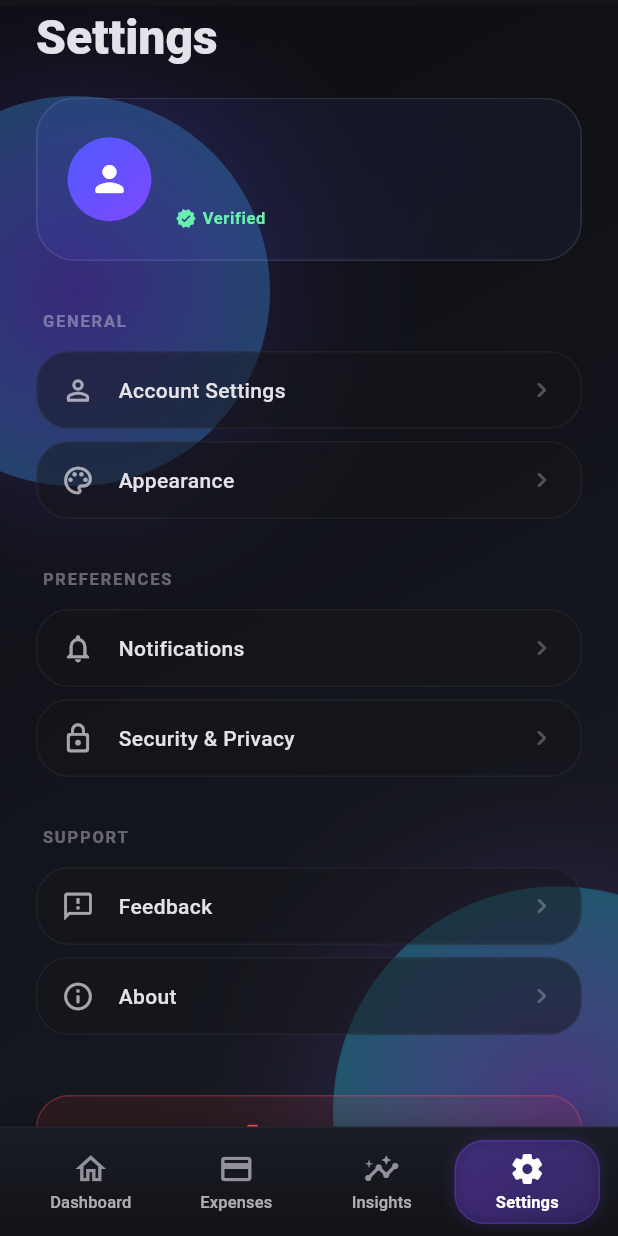
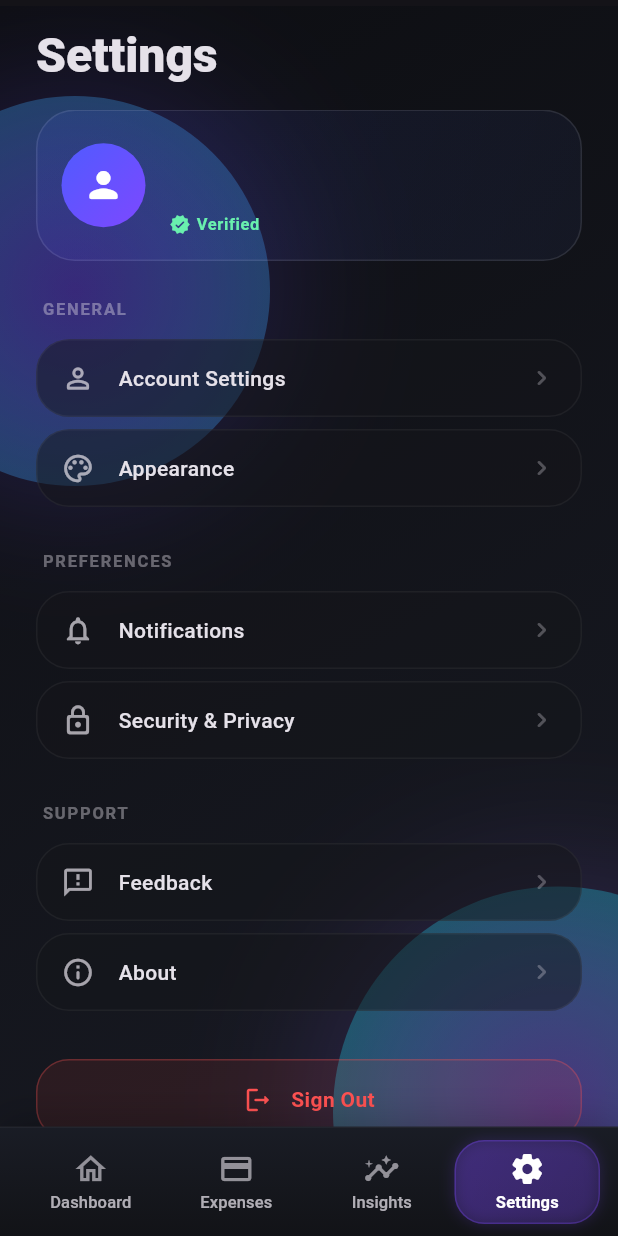
Before and after one commit to korotinmain/finoro, a Flutter app: the SettingsTab screen opened by its route, on a phone screen of 412 x 824 dp. Run offline on Flutter 3.47's test engine with Material 3 defaults, Android fonts, the phone set to English and light mode, and no system bars; our stand-ins replace cloud_firestore, firebase_auth, firebase_core, flutter_riverpod, freezed_annotation, go_router and 2 more; accounts and stored records are empty; generated files the repository leaves out were written again.

Commit message:
feat: Refactor SettingsTab layout for improved readability and spacing

```diff
--- a/lib/features/settings/presentation/settings_tab.dart
+++ b/lib/features/settings/presentation/settings_tab.dart
@@ -43,7 +43,6 @@ class SettingsTab extends StatelessWidget {
             ? user!.displayName!.trim()
             : email.split('@').first;
     final verified = user?.emailVerified ?? false;
-
     return Stack(
       children: [
         Container(
@@ -61,14 +60,16 @@ class SettingsTab extends StatelessWidget {
           bottom: -140,
           child: GlowBlob.purpleCyan(size: AppSizes.blobLarge),
         ),
-        SafeArea(
-          child: Column(
+        Column(
           crossAxisAlignment: CrossAxisAlignment.start,
           children: [
-              Padding(
+            SafeArea(
+              top: false,
+              bottom: false,
+              child: Padding(
                 padding: const EdgeInsets.fromLTRB(
                   AppSizes.spacing24,
-                  0,
+                  AppSizes.spacing12,
                   AppSizes.spacing24,
                   0,
                 ),
@@ -80,11 +81,15 @@ class SettingsTab extends StatelessWidget {
                   ),
                 ),
               ),
-              const SizedBox(height: AppSizes.spacing20),
+            ),
+            const SizedBox(height: AppSizes.spacing16),
             Expanded(
               child: SingleChildScrollView(
-                  padding: const EdgeInsets.symmetric(
-                    horizontal: AppSizes.spacing24,
+                padding: const EdgeInsets.fromLTRB(
+                  AppSizes.spacing24,
+                  0,
+                  AppSizes.spacing24,
+                  AppSizes.spacing24,
                 ),
                 child: Column(
                   crossAxisAlignment: CrossAxisAlignment.stretch,
@@ -95,7 +100,7 @@ class SettingsTab extends StatelessWidget {
                       isVerified: verified,
                       verifiedLabel: t.statusVerified,
                     ),
-                      const SizedBox(height: AppSizes.spacing32),
+                    const SizedBox(height: AppSizes.spacing24),
                     _SettingsGroup(
                       title: 'GENERAL',
                       items: [
@@ -120,7 +125,7 @@ class SettingsTab extends StatelessWidget {
                         ),
                       ],
                     ),
-                      const SizedBox(height: AppSizes.spacing24),
+                    const SizedBox(height: AppSizes.spacing20),
                     _SettingsGroup(
                       title: 'PREFERENCES',
                       items: [
@@ -148,7 +153,7 @@ class SettingsTab extends StatelessWidget {
                         ),
                       ],
                     ),
-                      const SizedBox(height: AppSizes.spacing24),
+                    const SizedBox(height: AppSizes.spacing20),
                     _SettingsGroup(
                       title: 'SUPPORT',
                       items: [
@@ -176,14 +181,14 @@ class SettingsTab extends StatelessWidget {
                         ),
                       ],
                     ),
-                      const SizedBox(height: AppSizes.spacing32),
+                    const SizedBox(height: AppSizes.spacing24),
                     _SignOutButton(
                       label: t.signOut,
                       confirmTitle: t.confirmSignOutTitle,
                       confirmMessage: t.confirmSignOutMessage,
                       confirm: t.confirm,
                     ),
-                      const SizedBox(height: AppSizes.spacing20),
+                    const SizedBox(height: AppSizes.spacing16),
                     Center(
                       child: Opacity(
                         opacity: 0.35,
@@ -191,9 +196,7 @@ class SettingsTab extends StatelessWidget {
                           future: _getVersion(),
                           builder:
                               (ctx, snap) => Text(
-                                  snap.hasData
-                                      ? t.versionLabel(snap.data!)
-                                      : ' ',
+                                snap.hasData ? t.versionLabel(snap.data!) : ' ',
                                 style: theme.textTheme.bodySmall?.copyWith(
                                   fontSize: 11,
                                   letterSpacing: 0.5,
@@ -202,13 +205,12 @@ class SettingsTab extends StatelessWidget {
                         ),
                       ),
                     ),
-                      const SizedBox(height: AppSizes.spacing20),
+                    const SizedBox(height: AppSizes.spacing16),
                   ],
                 ),
               ),
             ),
           ],
-          ),
         ),
       ],
     );
@@ -233,7 +235,7 @@ class _ProfileCard extends StatelessWidget {
     final theme = Theme.of(context);
 
     return Container(
-      padding: const EdgeInsets.all(AppSizes.spacing20),
+      padding: const EdgeInsets.all(AppSizes.spacing16),
       decoration: BoxDecoration(
         gradient: LinearGradient(
           begin: Alignment.topLeft,
```
Lines whose indentation alone changed are shown as unchanged.
